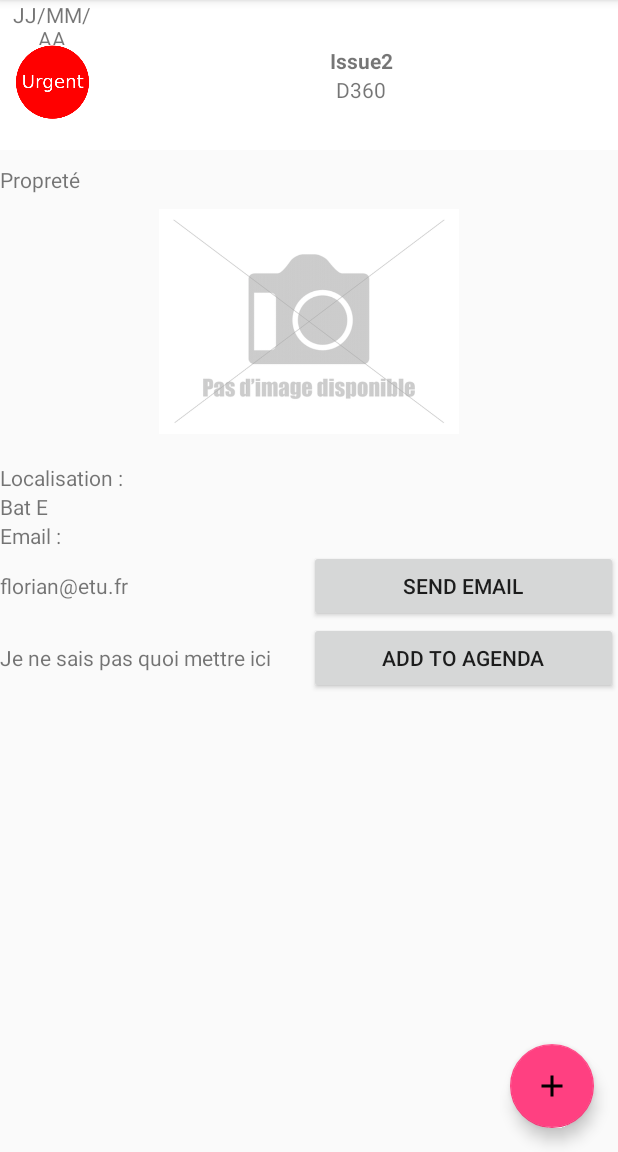
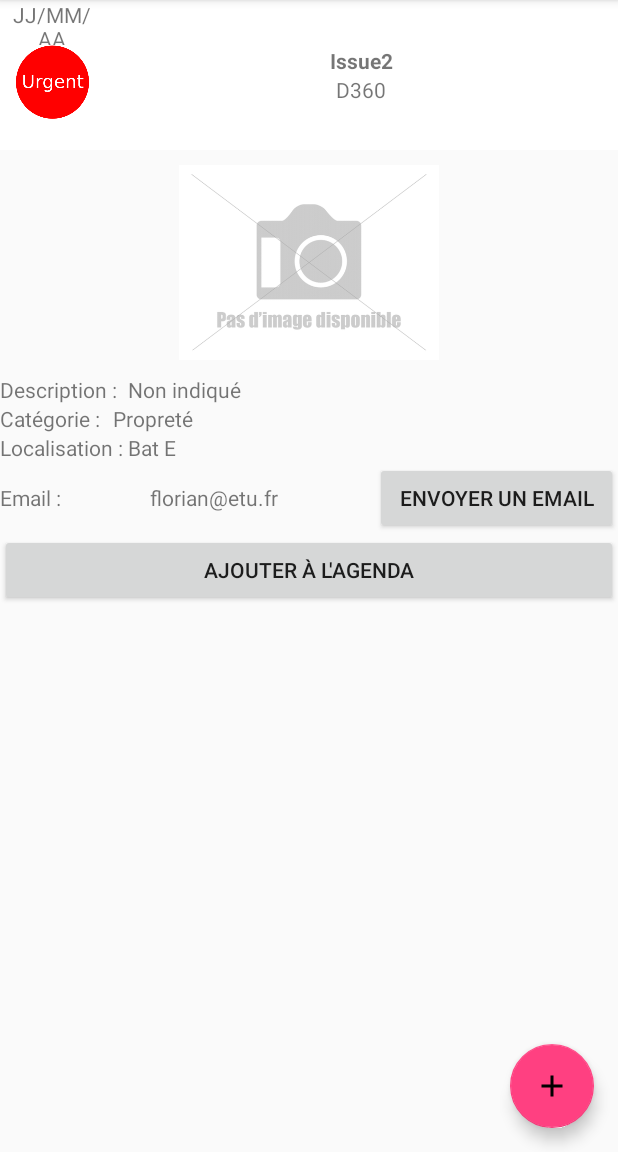
Before and after one commit to mardgui/Polyblem, an Android app: the screen it shows after launch (MainActivity), after a tap on "Issue2", on a phone screen of 412 x 824 dp, the part 84-1236 px from its top. Run offline under Robolectric (Android 15) with nearby library versions, the phone set to English and light mode, and no system bars; libraries missing offline, so code that uses them is left out: me.relex.circleindicator; plain views replace CircleIndicator.

Commit message:
better visualisation des issues !

```diff
--- a/app/src/main/java/fr/unice/polytech/polyblem/issue/IssueFragment.java
+++ b/app/src/main/java/fr/unice/polytech/polyblem/issue/IssueFragment.java
@@ -31,15 +31,16 @@ public class IssueFragment extends Fragment {
 
     @Override
     public void onActivityCreated(@Nullable Bundle savedInstanceState) {
-        TextView title = getView().findViewById(R.id.title);
-        title.setText(issue.getTitle());
-
-        TextView categorie = getView().findViewById(R.id.categorie);
-        categorie.setText(issue.getCategory());
+        setText(issue.getTitle(), (TextView) getView().findViewById(R.id.title));
+        setText(issue.getCategory(), (TextView) getView().findViewById(R.id.categorie));
+        setText(issue.getDescription(), (TextView) getView().findViewById(R.id.description));
+        setText(issue.getLocation(), (TextView) getView().findViewById(R.id.localisation));
+        setText(issue.getEmail(), (TextView) getView().findViewById(R.id.email));
 
         ImageView urgency = getView().findViewById(R.id.urgency);
+        urgency.setImageResource(issue.getUrgency().getId());
 
-        urgency.setImageResource(issue.getUrgency().getId());
+
 
         Database database = new Database(getContext());
         List<Photo> photoList = database.getPictures(issue);
@@ -56,21 +57,6 @@ public class IssueFragment extends Fragment {
             ImageView noPicture = getView().findViewById(R.id.noPicture);
             noPicture.setImageResource(R.drawable.nopicture);
         }
-
-        TextView description = getView().findViewById(R.id.description);
-        description.setText(issue.getDescription());
-
-        TextView localisation1 = getView().findViewById(R.id.label_localisation);
-        localisation1.setText("Localisation : ");
-
-        TextView localisation = getView().findViewById(R.id.localisation);
-        localisation.setText(issue.getLocation());
-
-        TextView email1 = getView().findViewById(R.id.label_email);
-        email1.setText("Email : ");
-
-        TextView email = getView().findViewById(R.id.email);
-        email.setText(issue.getEmail());
 
         super.onActivityCreated(savedInstanceState);
 
@@ -102,6 +88,14 @@ public class IssueFragment extends Fragment {
         });
     }
 
+    private void setText(String string, TextView textView){
+        if(string != null){
+            textView.setText(string);
+        }
+        else
+            textView.setText("Non indiqué");
+    }
+
     private void initSlides(final List<Photo> photos) {
         ViewPager mPager = getView().findViewById(R.id.pager);
         mPager.setAdapter(new ImageAdapter(getContext(),photos));
--- a/app/src/main/res/layout/issue.xml
+++ b/app/src/main/res/layout/issue.xml
@@ -19,114 +19,146 @@
         android:layout_alignParentBottom="true"
         android:layout_alignParentStart="true">
 
-        <TextView
-            android:id="@+id/categorie"
-            android:layout_width="match_parent"
-            android:layout_height="wrap_content"
-            android:layout_alignParentStart="true"
-            android:layout_alignParentTop="true"
-            android:text="@string/categorie"
-            android:paddingBottom="10dp"
-            android:paddingTop="10dp"
-            tools:text="Catégorie" />
-
         <ImageView
             android:id="@+id/noPicture"
             android:layout_width="match_parent"
             android:layout_height="150dp"
-            android:layout_below="@id/categorie" />
+            android:paddingTop="10dp"
+            android:paddingBottom="10dp"/>
 
 
         <RelativeLayout
             android:id="@+id/picture"
+            android:layout_width="fill_parent"
+            android:layout_height="190dp"
             android:layout_below="@id/noPicture"
-            android:layout_width="fill_parent"
-            android:layout_height="190dp">
+            android:paddingTop="10dp"
+            android:paddingBottom="10dp">
+
             <android.support.v4.view.ViewPager
                 android:id="@+id/pager"
                 android:layout_width="fill_parent"
                 android:layout_height="fill_parent"
                 android:layout_alignParentTop="true" />
+
             <me.relex.circleindicator.CircleIndicator
                 android:id="@+id/indicator"
                 android:layout_width="match_parent"
                 android:layout_height="48dp"
-                android:layout_alignParentBottom="true"/>
+                android:layout_alignParentBottom="true" />
         </RelativeLayout>
+
+
+        <LinearLayout
+            android:layout_width="match_parent"
+            android:layout_height="wrap_content"
+            android:orientation="horizontal"
+            android:layout_below="@id/picture"
+            android:id="@+id/description_all">
+
+            <TextView
+                android:id="@+id/label_description"
+                android:layout_width="170dp"
+                android:layout_height="match_parent"
+                android:layout_weight="1"
+                android:text="@string/label_description"
+                tools:text="Description :" />
 
             <TextView
                 android:id="@+id/description"
                 android:layout_width="match_parent"
                 android:layout_height="wrap_content"
-            android:layout_below="@id/picture"
+                android:layout_weight="1"
                 android:text="@string/description" />
+        </LinearLayout>
+
+
+
+        <LinearLayout
+            android:layout_width="match_parent"
+            android:layout_height="wrap_content"
+            android:orientation="horizontal"
+            android:layout_below="@id/description_all"
+            android:id="@+id/category_all">
 
             <TextView
-            android:id="@+id/label_localisation"
+                android:id="@+id/label_category"
+                android:layout_width="150dp"
+                android:layout_height="match_parent"
+                android:layout_weight="1"
+                android:text="@string/label_cat"
+                tools:text="Catégorie :" />
+
+            <TextView
+                android:id="@+id/categorie"
                 android:layout_width="match_parent"
                 android:layout_height="wrap_content"
+                android:layout_weight="1"
+                android:text="@string/categorie"
+                tools:text="Catégorie" />
+
+        </LinearLayout>
+
+
+        <LinearLayout
+            android:layout_width="match_parent"
+            android:layout_height="wrap_content"
+            android:orientation="horizontal"
+            android:layout_below="@id/category_all"
+            android:id="@+id/localisation_all">
+            <TextView
+                android:id="@+id/label_localisation"
+                android:layout_width="170dp"
+                android:layout_height="wrap_content"
                 android:text="@string/label_loca"
-            android:layout_below="@id/description"
+                android:layout_weight="1"
                 tools:text="Localisation :" />
 
             <TextView
                 android:id="@+id/localisation"
                 android:layout_width="match_parent"
                 android:layout_height="wrap_content"
-            android:layout_below="@id/label_localisation"
-            android:text="@string/localisation1" />
+                android:text="@string/localisation1"
+                android:layout_weight="1"
+                tools:text="Parking A" />
 
-        <TextView
-            android:id="@+id/label_email"
-            android:layout_width="match_parent"
-            android:layout_height="wrap_content"
-            android:layout_below="@id/localisation"
-            android:text="@string/label_email"
-            tools:text="Email :" />
+        </LinearLayout>
+
 
         <LinearLayout
             android:layout_width="match_parent"
             android:layout_height="wrap_content"
-            android:layout_below="@id/label_email"
+            android:layout_below="@id/localisation_all"
             android:orientation="horizontal"
             android:id="@+id/send_email_layout">
 
             <TextView
+                android:id="@+id/label_email"
+                android:layout_width="100dp"
+                android:layout_height="wrap_content"
+                android:text="@string/label_email"
+                tools:text="Email :" />
+
+            <TextView
                 android:id="@+id/email"
-                android:layout_width="match_parent"
                 android:layout_height="wrap_content"
-                android:layout_weight="1"
+                android:layout_width="150dp"
                 android:text="@string/email" />
 
             <Button
                 android:id="@+id/send_email"
                 android:layout_width="match_parent"
                 android:layout_height="wrap_content"
-                android:layout_weight="1"
-                android:text="Send email" />
+                android:text="@string/envoyer_un_email" />
         </LinearLayout>
 
-        <LinearLayout
-            android:layout_width="match_parent"
-            android:layout_height="wrap_content"
-            android:layout_below="@id/send_email_layout"
-            android:orientation="horizontal">
-
-            <TextView
-                android:id="@+id/agenda"
-                android:layout_width="match_parent"
-                android:layout_height="wrap_content"
-                android:layout_weight="1"
-                android:text="Je ne sais pas quoi mettre ici" />
 
         <Button
             android:id="@+id/add_to_agenda"
             android:layout_width="match_parent"
             android:layout_height="wrap_content"
-                android:layout_weight="1"
-                android:text="Add to agenda" />
-        </LinearLayout>
-
+            android:text="@string/ajouter_l_agenda"
+            android:layout_below="@id/send_email_layout" />
 
     </RelativeLayout>
 </RelativeLayout>
--- a/app/src/main/res/values/strings.xml
+++ b/app/src/main/res/values/strings.xml
@@ -2,11 +2,15 @@
     <string name="app_name">Polyblem</string>
     <string name="action_settings">Settings</string>
     <string name="categorie">Catégorie</string>
-    <string name="label_loca">TextView</string>
-    <string name="label_email">TextView</string>
+    <string name="label_loca">Localisation : </string>
+    <string name="label_email">Email : </string>
     <string name="email">email@email.fr</string>
     <string name="localisation1">D360</string>
     <string name="description">vitre cassé</string>
     <string name="titre">Titre</string>
-    <string name="image">TODO</string>
+    <string name="image">image</string>
+    <string name="label_cat">Catégorie : </string>
+    <string name="ajouter_l_agenda">Ajouter à l\'agenda</string>
+    <string name="envoyer_un_email">Envoyer un email</string>
+    <string name="label_description">Description :</string>
 </resources>
```
Lines whose indentation alone changed are shown as unchanged.
